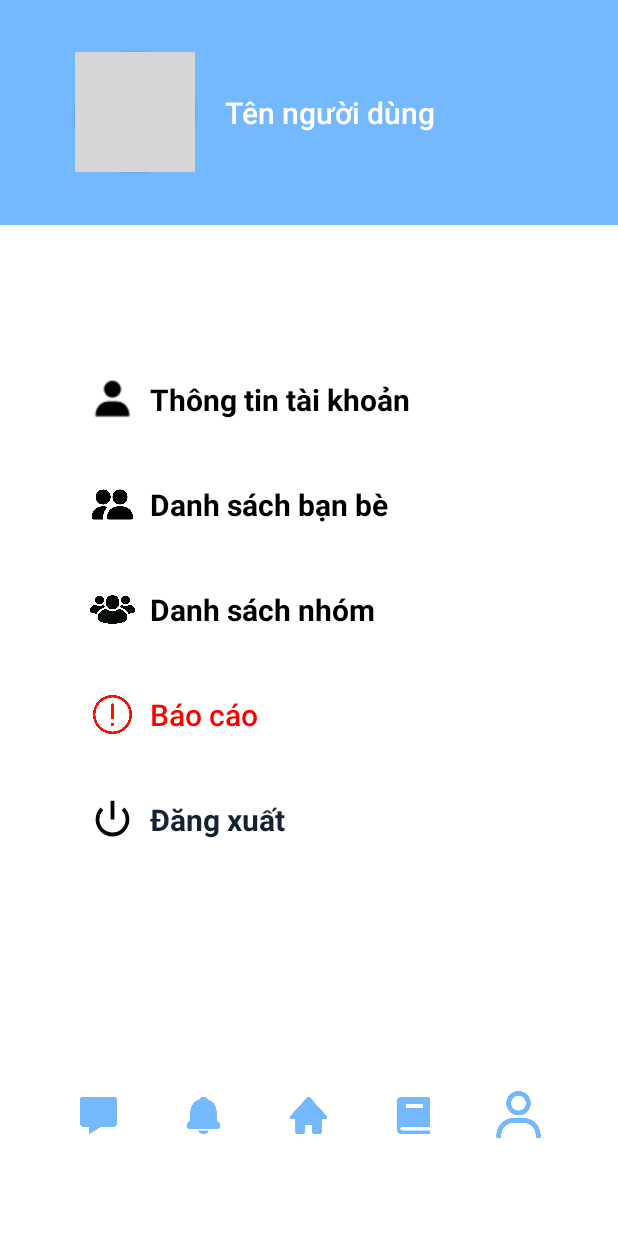
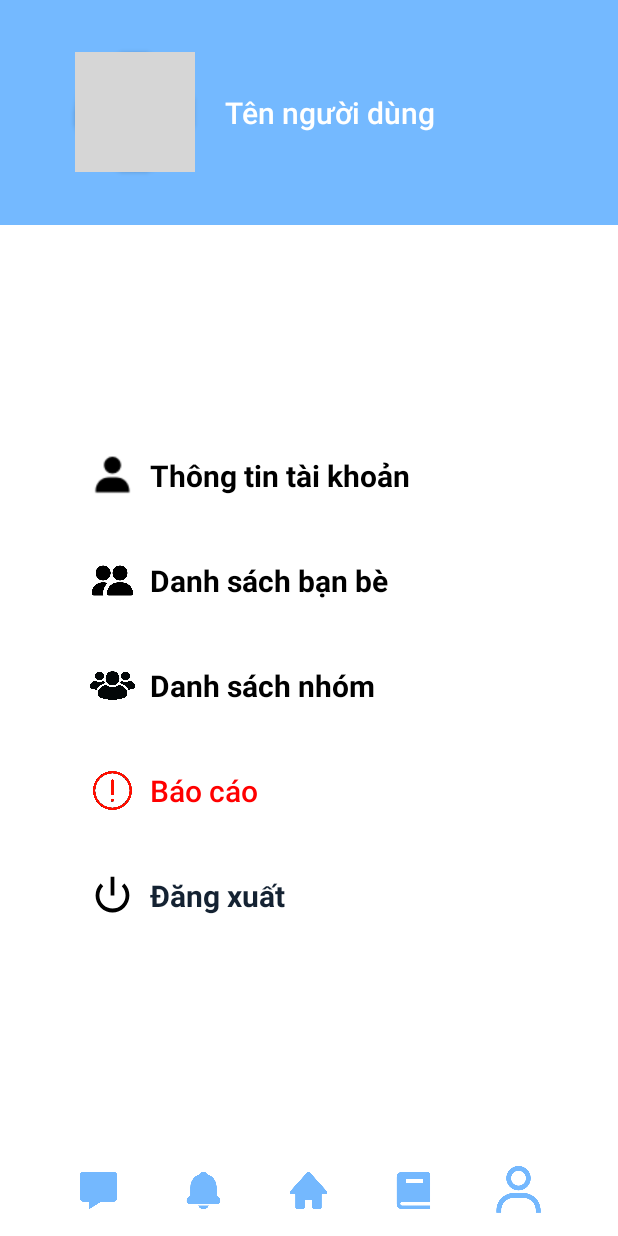
Before and after one commit to AndroidProjectGroupVA/AndroidApp, an Android app: the layout activity_user.xml on its own in the app's theme, with its tools: preview values and no code run, on a phone screen of 412 x 824 dp. Run offline under Robolectric (Android 15) with nearby library versions, the phone set to English and light mode, and no system bars; grey boxes are pictures that could not be loaded.

Commit message:
updateActivityName_and_ButtonName

```diff
--- /dev/null
+++ b/app/src/main/res/drawable/layout_round_border.xml
@@ -0,0 +1,7 @@
+<?xml version="1.0" encoding="UTF-8"?>
+<shape xmlns:android="http://schemas.android.com/apk/res/android">
+    <solid android:color="#E8E8E8"/>
+<!--    <stroke android:width="3dp" android:color="#B1BCBE" />-->
+    <corners android:radius="50dp"/>
+    <padding android:left="0dp" android:top="0dp" android:right="0dp" android:bottom="0dp" />
+</shape>
--- a/app/src/main/res/layout/activity_user.xml
+++ b/app/src/main/res/layout/activity_user.xml
@@ -1,5 +1,5 @@
 <?xml version="1.0" encoding="utf-8"?>
-<LinearLayout xmlns:android="http://schemas.android.com/apk/res/android"
+<RelativeLayout xmlns:android="http://schemas.android.com/apk/res/android"
     xmlns:app="http://schemas.android.com/apk/res-auto"
     xmlns:tools="http://schemas.android.com/tools"
     android:id="@+id/main"
@@ -9,8 +9,11 @@
     tools:context=".activities.UserActivity">
 
     <LinearLayout
+        android:id="@+id/linearLayout2"
         android:layout_width="match_parent"
         android:layout_height="150dp"
+        android:layout_alignParentTop="true"
+        android:layout_marginTop="0dp"
         android:background="#74B9FF"
         android:gravity="center_vertical"
         android:orientation="horizontal">
@@ -44,8 +47,13 @@
     </LinearLayout>
 
     <LinearLayout
+        android:id="@+id/linearLayout"
         android:layout_width="match_parent"
-        android:layout_height="513dp"
+        android:layout_height="525dp"
+        android:layout_above="@+id/linearLayout3"
+        android:layout_below="@+id/linearLayout2"
+        android:layout_marginTop="0dp"
+        android:layout_marginBottom="0dp"
         android:gravity="center"
         android:orientation="vertical">
 
@@ -173,8 +181,8 @@
                 android:background="@android:color/transparent"
                 android:padding="10dp"
                 android:scaleType="fitCenter"
-                app:tint="#000000"
-                app:srcCompat="@android:drawable/ic_lock_power_off" />
+                app:srcCompat="@android:drawable/ic_lock_power_off"
+                app:tint="#000000" />
 
             <TextView
                 android:id="@+id/txtSignOut"
@@ -189,8 +197,11 @@
     </LinearLayout>
 
     <LinearLayout
+        android:id="@+id/linearLayout3"
         android:layout_width="match_parent"
-        android:layout_height="match_parent"
+        android:layout_height="60dp"
+        android:layout_alignParentBottom="true"
+        android:layout_marginBottom="0dp"
         android:gravity="center"
         android:orientation="horizontal">
 
@@ -249,4 +260,4 @@
             app:tint="#74B8FE" />
     </LinearLayout>
 
-</LinearLayout>
+</RelativeLayout>
--- a/app/src/main/res/layout/sign_out_dialog.xml
+++ b/app/src/main/res/layout/sign_out_dialog.xml
@@ -3,6 +3,9 @@
     android:layout_width="match_parent"
     android:layout_height="wrap_content"
     android:layout_gravity="center"
+    android:layout_marginStart="10dp"
+    android:layout_marginEnd="10dp"
+    android:background="#E8E8E8"
     android:orientation="vertical"
     android:padding="16dp">
 
```
